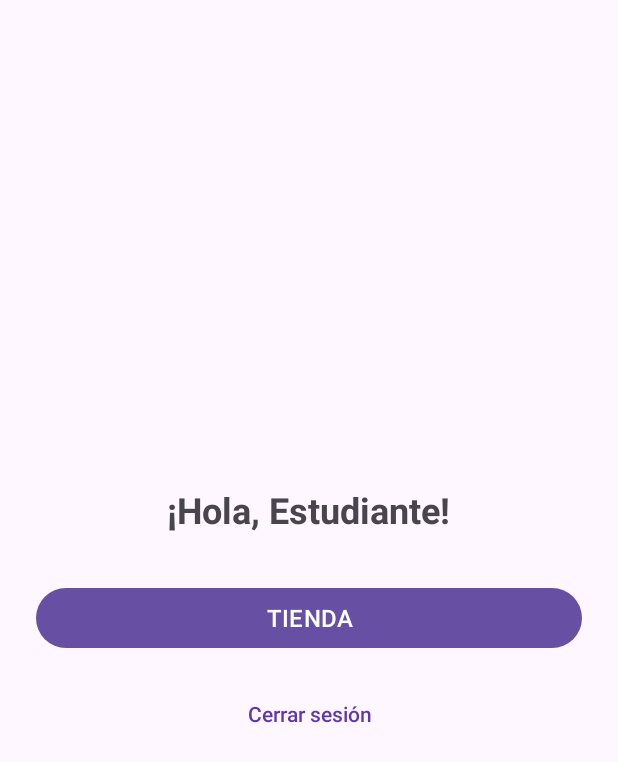
After one commit to mariona25/EETAC_Life_DSA, an Android app: the InicioActivity screen opened directly, with no data from a screen before it, on a phone screen of 412 x 824 dp. The commit adds this screen. Shown: the top 762 px of the screen. Run offline under Robolectric (Android 15) with nearby library versions, the phone set to English and light mode, and no system bars.

Commit message:
Bloque 1 Android Completo: Login, Registro con email, Bearer token e InicioActivity, v1

```diff
--- /dev/null
+++ b/android/app/src/main/java/edu/upc/dsa/eetaclife/InicioActivity.java
@@ -0,0 +1,36 @@
+package edu.upc.dsa.eetaclife;
+
+import android.content.Intent;
+import android.content.SharedPreferences;
+import android.os.Bundle;
+import android.widget.Button;
+import android.widget.TextView;
+
+import androidx.appcompat.app.AppCompatActivity;
+
+public class InicioActivity extends AppCompatActivity {
+
+    @Override
+    protected void onCreate(Bundle savedInstanceState) {
+        super.onCreate(savedInstanceState);
+        setContentView(R.layout.activity_inicio);
+
+        SharedPreferences prefs = getSharedPreferences("EetacLifePrefs", MODE_PRIVATE);
+        String username = prefs.getString("username", "Estudiante");
+
+        TextView tvWelcome = findViewById(R.id.tvInicioWelcome);
+        tvWelcome.setText("¡Hola, " + username + "!");
+
+        Button btnGoToTienda = findViewById(R.id.btnGoToTienda);
+        btnGoToTienda.setOnClickListener(v -> {
+            startActivity(new Intent(InicioActivity.this, TiendaActivity.class));
+        });
+
+        Button btnLogout = findViewById(R.id.btnLogout);
+        btnLogout.setOnClickListener(v -> {
+            prefs.edit().clear().apply();
+            startActivity(new Intent(InicioActivity.this, LoginActivity.class));
+            finish();
+        });
+    }
+}
--- a/android/app/src/main/java/edu/upc/dsa/eetaclife/MainActivity.java
+++ b/android/app/src/main/java/edu/upc/dsa/eetaclife/TiendaActivity.java
@@ -8,13 +8,13 @@ import androidx.core.graphics.Insets;
 import androidx.core.view.ViewCompat;
 import androidx.core.view.WindowInsetsCompat;
 
-public class MainActivity extends AppCompatActivity {
+public class TiendaActivity extends AppCompatActivity {
 
     @Override
     protected void onCreate(Bundle savedInstanceState) {
         super.onCreate(savedInstanceState);
         EdgeToEdge.enable(this);
-        setContentView(R.layout.activity_main);
+        setContentView(R.layout.activity_tienda);
         ViewCompat.setOnApplyWindowInsetsListener(findViewById(R.id.main), (v, insets) -> {
             Insets systemBars = insets.getInsets(WindowInsetsCompat.Type.systemBars());
             v.setPadding(systemBars.left, systemBars.top, systemBars.right, systemBars.bottom);
--- a/android/app/src/main/java/edu/upc/dsa/eetaclife/api/RetrofitClient.java
+++ b/android/app/src/main/java/edu/upc/dsa/eetaclife/api/RetrofitClient.java
@@ -6,7 +6,7 @@ import retrofit2.converter.gson.GsonConverterFactory;
 public class RetrofitClient {
     // 10.0.2.2 apunta al localhost de tu ordenador desde el emulador Android
     // Si Persona 1 usa prefijo (ej. /dsaApp/), añádelo detrás de 8080/
-    private static final String BASE_URL = "http://10.0.2.2:8080/";
+    private static final String BASE_URL = "http://10.0.2.2:8080/dsaApp/";
     private static Retrofit retrofit = null;
 
     public static EetacApiService getApiService() {
--- /dev/null
+++ b/android/app/src/main/res/layout/activity_inicio.xml
@@ -0,0 +1,35 @@
+<?xml version="1.0" encoding="utf-8"?>
+<LinearLayout xmlns:android="http://schemas.android.com/apk/res/android"
+    android:layout_width="match_parent"
+    android:layout_height="match_parent"
+    android:orientation="vertical"
+    android:gravity="center"
+    android:padding="24dp">
+
+    <TextView
+        android:id="@+id/tvInicioWelcome"
+        android:layout_width="wrap_content"
+        android:layout_height="wrap_content"
+        android:text="Bienvenido a EETAC Life"
+        android:textSize="24sp"
+        android:textStyle="bold"
+        android:layout_marginBottom="32dp" />
+
+    <Button
+        android:id="@+id/btnGoToTienda"
+        android:layout_width="match_parent"
+        android:layout_height="wrap_content"
+        android:text="TIENDA"
+        android:textSize="16sp"
+        android:layout_marginBottom="16dp" />
+
+    <Button
+        android:id="@+id/btnLogout"
+        android:layout_width="match_parent"
+        android:layout_height="wrap_content"
+        android:text="Cerrar sesión"
+        android:textAllCaps="false"
+        android:textColor="#5E35B1"
+        style="?android:attr/borderlessButtonStyle" />
+
+</LinearLayout>
```
Also changed, not shown: android/app/src/main/AndroidManifest.xml (+15 -2 lines), android/app/src/main/java/edu/upc/dsa/eetaclife/LoginActivity.java (added, +87 -0 lines), android/app/src/main/java/edu/upc/dsa/eetaclife/RegisterActivity.java (added, +75 -0 lines), android/app/src/main/java/edu/upc/dsa/eetaclife/api/EetacApiService.java (+23 -2 lines), android/app/src/main/java/edu/upc/dsa/eetaclife/models/AuthResponse.java (added, +12 -0 lines), android/app/src/main/java/edu/upc/dsa/eetaclife/models/CafeteriaItem.java (added, +13 -0 lines), android/app/src/main/java/edu/upc/dsa/eetaclife/models/CafeteriaOrder.java (added, +11 -0 lines), android/app/src/main/java/edu/upc/dsa/eetaclife/models/Credentials.java (added, +22 -0 lines), android/app/src/main/java/edu/upc/dsa/eetaclife/models/User.java (+20 -15 lines), android/app/src/main/res/layout/activity_login.xml (added, +58 -0 lines), android/app/src/main/res/layout/activity_register.xml (added, +57 -0 lines), android/app/src/main/res/layout/activity_tienda.xml (renamed from android/app/src/main/res/layout/activity_main.xml, +1 -10 lines).
